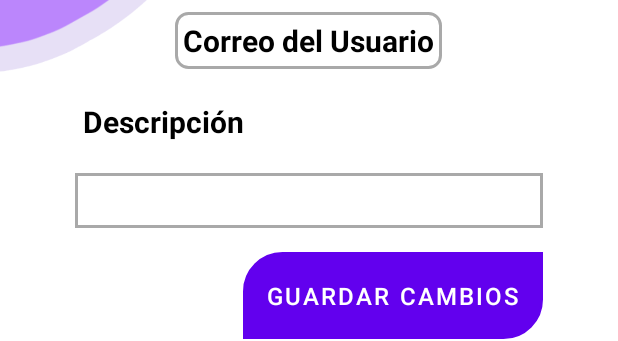
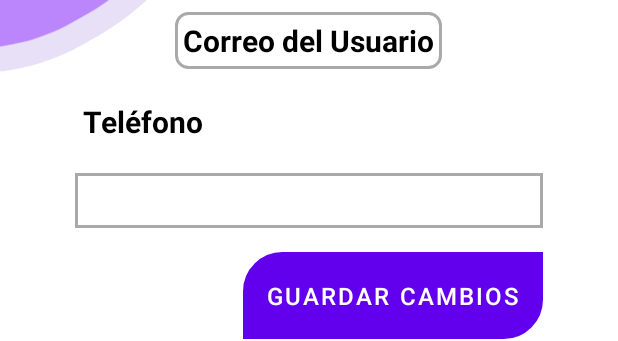
Before and after one commit to Gabim23/CodeLingo, an Android app: the layout activity_user_profile.xml on its own in the app's theme, with its tools: preview values and no code run, on a phone screen of 412 x 824 dp. Shown: the part 258-599 px from the top of the screen. Run offline under Robolectric (Android 15) with nearby library versions, the phone set to English and light mode, and no system bars.

Commit message:
Cambiado el campo a Telefono

```diff
--- a/app/src/main/res/layout/activity_user_profile.xml
+++ b/app/src/main/res/layout/activity_user_profile.xml
@@ -42,7 +42,7 @@
         android:textStyle="bold" />
 
     <TextView
-        android:id="@+id/user_description"
+        android:id="@+id/user_email2"
         android:layout_width="match_parent"
         android:layout_height="wrap_content"
         android:layout_marginTop="8dp"
--- a/app/src/main/res/values/strings.xml
+++ b/app/src/main/res/values/strings.xml
@@ -8,5 +8,5 @@
     <string name="guardar_cambios">Guardar Cambios</string>
     <string name="volver">Volver</string>
     <string name="correo_del_usuario">Correo del Usuario</string>
-    <string name="descripcion">Descripción</string>
+    <string name="descripcion">Teléfono</string>
 </resources>
```
